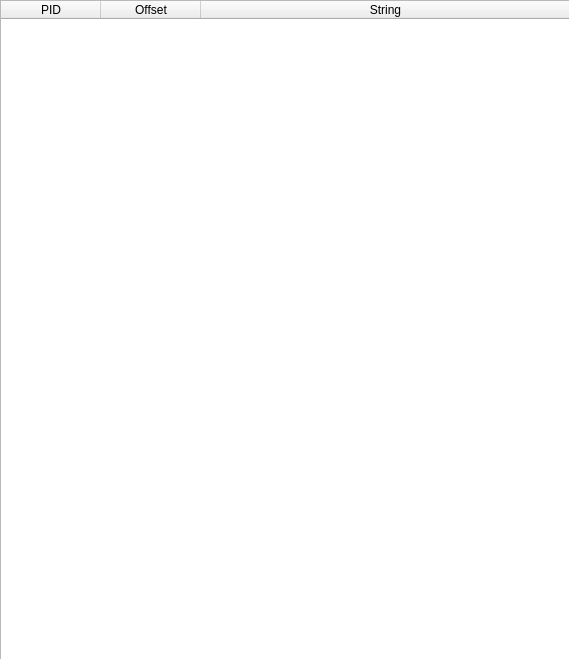
Before: the Qt Designer form qtNanomite/qtDLGStringView.ui in zer0fl4g/Nanomite, drawn with Qt 5.
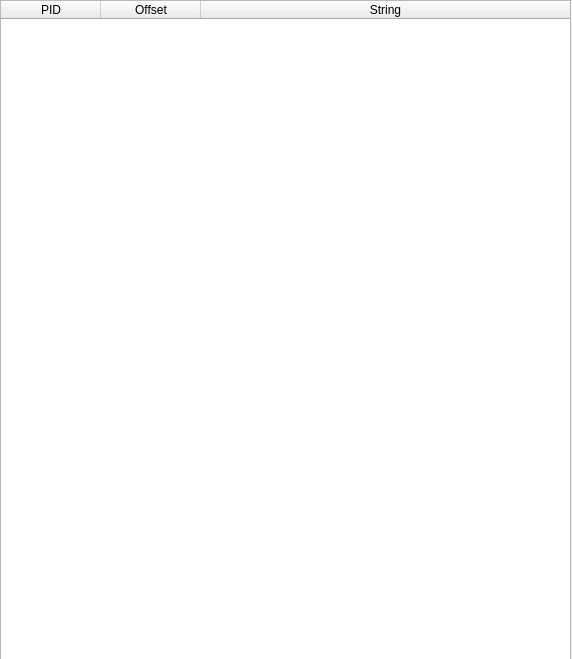
After: the same form once the commit is applied. Icons and pictures are not drawn.

Commit message: + fixed a bug which displayed crap on some x64 Addresses + fixed a crash in the Breakpoint Manager + fixed RegView for Wow64 + added dynamic load of Wow64 APIs (first step to XP64) + added right click menu in HeapView (send to HexView) + added right click menu in MemoryView (send to HexView) + added resizability to the different sub windows + added dynamic row calc to stack view (prepare for dynamic main window) + added own class and thread for disassembler

```diff
--- a/qtNanomite/qtDLGStringView.ui
+++ b/qtNanomite/qtDLGStringView.ui
@@ -6,10 +6,16 @@
    <rect>
     <x>0</x>
     <y>0</y>
-    <width>569</width>
+    <width>572</width>
     <height>659</height>
    </rect>
   </property>
+  <property name="sizePolicy">
+   <sizepolicy hsizetype="Expanding" vsizetype="Expanding">
+    <horstretch>0</horstretch>
+    <verstretch>0</verstretch>
+   </sizepolicy>
+  </property>
   <property name="windowTitle">
    <string>[ Nanomite ] String View</string>
   </property>
@@ -17,7 +23,7 @@
    <iconset resource="qtDLGNanomite.qrc">
     <normaloff>:/qtDLGNanomite/Icons/IDI_MAIN.ico</normaloff>:/qtDLGNanomite/Icons/IDI_MAIN.ico</iconset>
   </property>
-  <widget class="QTableWidget" name="tblStringView">
+  <widget class="QWidget" name="verticalLayoutWidget">
    <property name="geometry">
     <rect>
      <x>0</x>
@@ -26,6 +32,9 @@
      <height>661</height>
     </rect>
    </property>
+   <layout class="QVBoxLayout" name="verticalLayout">
+    <item>
+     <widget class="QTableWidget" name="tblStringView">
    <property name="editTriggers">
     <set>QAbstractItemView::NoEditTriggers</set>
    </property>
@@ -59,6 +68,9 @@
      <string>String</string>
     </property>
    </column>
+     </widget>
+    </item>
+   </layout>
   </widget>
  </widget>
  <resources>
```
Lines whose indentation alone changed are shown as unchanged. The commit also changes 40 other files.
